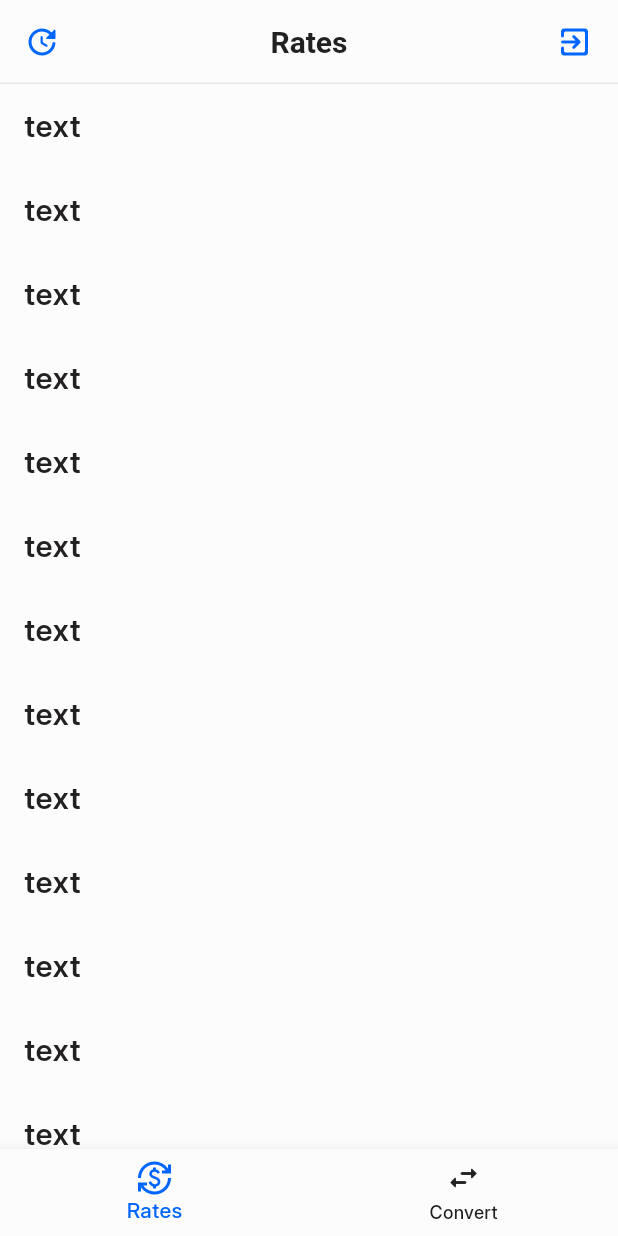
After one commit to nialegu/rates, a Flutter app: the RatesScreen screen opened by its route, on a phone screen of 412 x 824 dp. The commit adds this screen. Run offline on Flutter 3.47's test engine with Material 3 defaults, Android fonts, the phone set to English and light mode, and no system bars; our stand-ins replace bloc, flutter_bloc, freezed_annotation, go_router, shared_preferences; missing offline and left inert: custom_circular_progress; accounts and stored records are empty; generated files the repository leaves out were written again.

Commit message:
Work with redirect between loader and main screen, create Rates screen, add theme configuration to widgets related

```diff
--- a/lib/presentation/core/screens/root_screen.dart
+++ b/lib/presentation/core/screens/root_screen.dart
@@ -27,12 +27,12 @@ class RootScreen extends StatelessWidget {
 
   List<BottomNavigationBarItem> get _bottomNavigationBarItems => [
         const BottomNavigationBarItem(
-          icon: Icon(Icons.abc),
-          label: "",
+          icon: Icon(Icons.currency_exchange),
+          label: "Rates",
         ),
         const BottomNavigationBarItem(
-          icon: Icon(Icons.ac_unit),
-          label: "",
+          icon: Icon(Icons.swap_horiz_rounded),
+          label: "Convert",
         ),
       ];
 }
--- a/lib/presentation/core/utils/app_colors.dart
+++ b/lib/presentation/core/utils/app_colors.dart
@@ -4,6 +4,7 @@ abstract class AppColors {
   static const white = Color(0xffFCFCFC);
   static const black = Color(0xff222021);
   static const grey = Color(0xff80858C);
+  static const greyLight = Color(0xffE6E7E8);
   static const blue = Color(0xff0066FF);
   static const red = Color(0xffFE0000);
 }
--- a/lib/presentation/core/utils/theme/theme.dart
+++ b/lib/presentation/core/utils/theme/theme.dart
@@ -7,6 +7,8 @@ part 'text_theme.dart';
 part 'input_decoration_theme.dart';
 part 'text_selection_theme.dart';
 part 'elevated_button_theme.dart';
+part 'bottom_navigation_bar_theme.dart';
+part 'app_bar_theme.dart';
 
 final theme = ThemeData(
   useMaterial3: true,
@@ -16,5 +18,7 @@ final theme = ThemeData(
   inputDecorationTheme: _inputDecorationTheme,
   textSelectionTheme: _textSelectionTheme,
   elevatedButtonTheme: _elevatedButtonTheme,
+  bottomNavigationBarTheme: _bottomNavigationBarTheme,
+  appBarTheme: _appBarTheme,
   splashColor: AppColors.blue.withOpacity(0.25),
 );
--- /dev/null
+++ b/lib/presentation/features/rates/bloc/rates_bloc.dart
@@ -0,0 +1,27 @@
+import 'package:bloc/bloc.dart';
+import 'package:freezed_annotation/freezed_annotation.dart';
+
+import '../../../../data/entities/rate.dart';
+
+part 'rates_event.dart';
+part 'rates_state.dart';
+part 'rates_bloc.freezed.dart';
+
+class RatesBloc extends Bloc<RatesEvent, RatesState> {
+  RatesBloc() : super(const _Initial([])) {
+    on<RatesEvent>(_onEvent);
+  }
+
+  _onEvent(RatesEvent event, Emitter<RatesState> emit) async {
+    await event.when(
+      started: () async {
+        emit(const RatesState.loading());
+        await Future.delayed(const Duration(seconds: 2), () {
+          emit(const RatesState.canPushRatesPage([]));
+        });
+      },
+      update: () {},
+      forceUpdate: () {},
+    );
+  }
+}
--- /dev/null
+++ b/lib/presentation/features/rates/bloc/rates_event.dart
@@ -0,0 +1,10 @@
+part of 'rates_bloc.dart';
+
+@freezed
+class RatesEvent with _$RatesEvent {
+  const factory RatesEvent.started() = _Started;
+
+  const factory RatesEvent.update() = _Update;
+
+  const factory RatesEvent.forceUpdate() = _ForceUpdate;
+}
--- /dev/null
+++ b/lib/presentation/features/rates/bloc/rates_state.dart
@@ -0,0 +1,12 @@
+part of 'rates_bloc.dart';
+
+@freezed
+class RatesState with _$RatesState {
+  const factory RatesState.initial(List<Rate> rates) = _Initial;
+
+  const factory RatesState.canPushRatesPage(List<Rate> rates) = _CanPushRatesPage;
+
+  const factory RatesState.loading() = _Loading;
+
+  const factory RatesState.fetchFailed(dynamic error) = _FetchFailed;
+}
--- /dev/null
+++ b/lib/presentation/features/rates/rates_screen.dart
@@ -0,0 +1,57 @@
+import 'package:flutter/material.dart';
+import 'package:flutter_bloc/flutter_bloc.dart';
+
+import '../../core/screens/loader.dart';
+import '../authorization/bloc/authorization_bloc.dart';
+import 'bloc/rates_bloc.dart';
+
+class RatesScreen extends StatelessWidget {
+  const RatesScreen({super.key});
+
+  @override
+  Widget build(BuildContext context) {
+    return NestedScrollView(
+      floatHeaderSlivers: true,
+      headerSliverBuilder: (context, innerBoxIsScrolled) => [
+        SliverSafeArea(
+          sliver: SliverAppBar(
+            leading: IconButton(
+              icon: const Icon(Icons.update_rounded),
+              onPressed: () => context.read<RatesBloc>().add(const RatesEvent.forceUpdate()),
+            ),
+            centerTitle: true,
+            title: const Text("Rates"),
+            actions: [
+              IconButton(
+                icon: const Icon(Icons.exit_to_app_rounded),
+                onPressed: () => context.read<AuthorizationBloc>().add(const AuthorizationEvent.loggingOut()),
+              ),
+              const SizedBox(width: 5),
+            ],
+          ),
+        )
+      ],
+      body: CustomScrollView(
+        slivers: [
+          BlocBuilder<RatesBloc, RatesState>(
+            builder: (context, state) {
+              return state.maybeWhen(
+                loading: () => const SliverToBoxAdapter(child: Loader()),
+                fetchFailed: (error) => SliverToBoxAdapter(
+                  child: Center(
+                    child: Text(error),
+                  ),
+                ),
+                orElse: () => SliverList.builder(
+                  itemBuilder: (context, index) => const ListTile(
+                    title: Text("text"),
+                  ),
+                ),
+              );
+            },
+          ),
+        ],
+      ),
+    );
+  }
+}
--- a/lib/routing/app_router.dart
+++ b/lib/routing/app_router.dart
@@ -1,4 +1,5 @@
 import 'package:flutter/material.dart';
+import 'package:flutter_bloc/flutter_bloc.dart';
 import 'package:go_router/go_router.dart';
 import 'package:shared_preferences/shared_preferences.dart';
 
@@ -7,6 +8,8 @@ import '../data/constants/routing_string_constants.dart';
 import '../presentation/core/screens/loader.dart';
 import '../presentation/core/screens/root_screen.dart';
 import '../presentation/features/authorization/authorization_screen.dart';
+import '../presentation/features/rates/bloc/rates_bloc.dart';
+import '../presentation/features/rates/rates_screen.dart';
 
 part 'base_routes/auth_routes.dart';
 part 'base_routes/loader_routes.dart';
@@ -24,8 +27,24 @@ class AppRouter {
       _authRoutes(prefs),
       _loaderRoutes,
       StatefulShellRoute.indexedStack(
-        builder: (context, state, navigationShell) =>
-            RootScreen(navigationShell: navigationShell),
+        pageBuilder: (context, state, navigationShell) =>
+            _buildPageWithDefaultTransition(
+                context: context,
+                state: state,
+                child: RootScreen(navigationShell: navigationShell)),
+        redirect: (context, routerState) async {
+          if (routerState.fullPath != RoutingStringConstants.ratesPath) {
+            return null;
+          }
+          final ratesBloc = context.read<RatesBloc>();
+          return ratesBloc.state.maybeWhen(
+            canPushRatesPage: (_) => RoutingStringConstants.ratesPath,
+            orElse: () {
+              ratesBloc.add(const RatesEvent.started());
+              return RoutingStringConstants.loaderPath;
+            },
+          );
+        },
         branches: [
           _ratesRoutes,
           _convertRoutes,
--- a/lib/routing/base_routes/loader_routes.dart
+++ b/lib/routing/base_routes/loader_routes.dart
@@ -3,5 +3,7 @@ part of '../app_router.dart';
 final _loaderRoutes = GoRoute(
   path: RoutingStringConstants.loaderPath,
   name: RoutingStringConstants.loaderName,
+  pageBuilder: (context, state) => _buildPageWithDefaultTransition(
+      context: context, state: state, child: const Scaffold(body: Loader())),
   builder: (context, state) => const Scaffold(body: Loader()),
 );
--- a/lib/routing/navigation_bar_routes/rates_routes.dart
+++ b/lib/routing/navigation_bar_routes/rates_routes.dart
@@ -5,7 +5,7 @@ final _ratesRoutes = StatefulShellBranch(
     GoRoute(
       path: RoutingStringConstants.ratesPath,
       name: RoutingStringConstants.ratesName,
-      builder: (context, state) => const Placeholder(),
+      builder: (context, routerState) => const RatesScreen(),
     )
   ],
 );
```
Also changed, not shown: lib/presentation/core/application.dart (+26 -8 lines), lib/presentation/core/utils/theme/app_bar_theme.dart (added, +9 -0 lines), lib/presentation/core/utils/theme/bottom_navigation_bar_theme.dart (added, +8 -0 lines).
